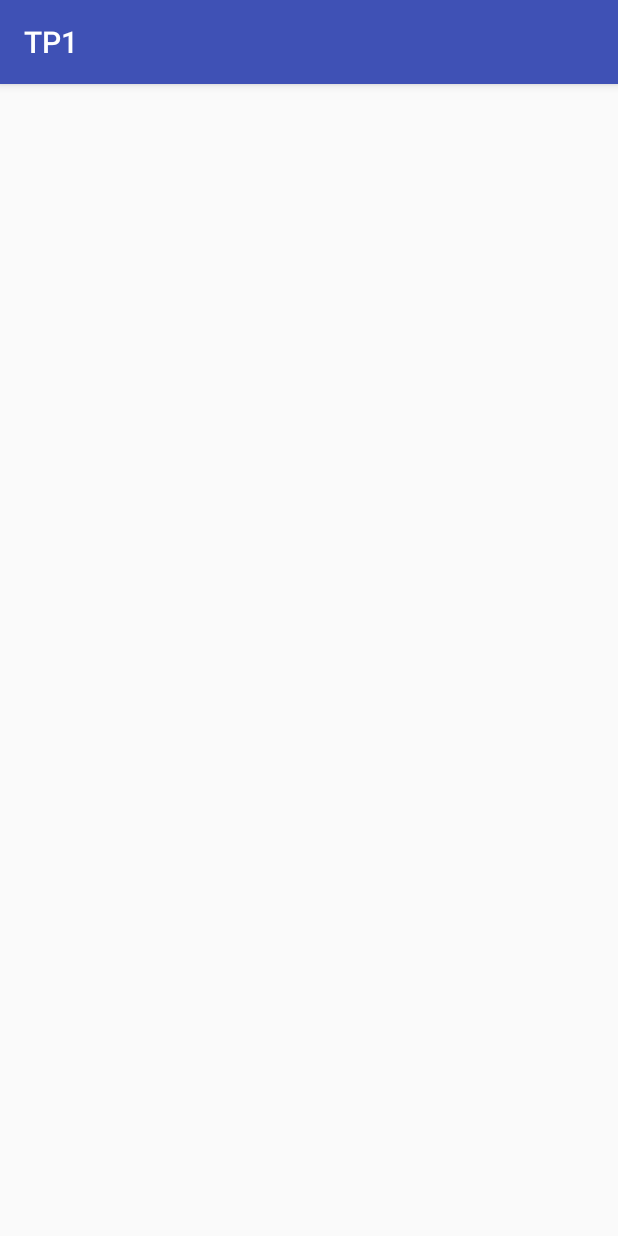
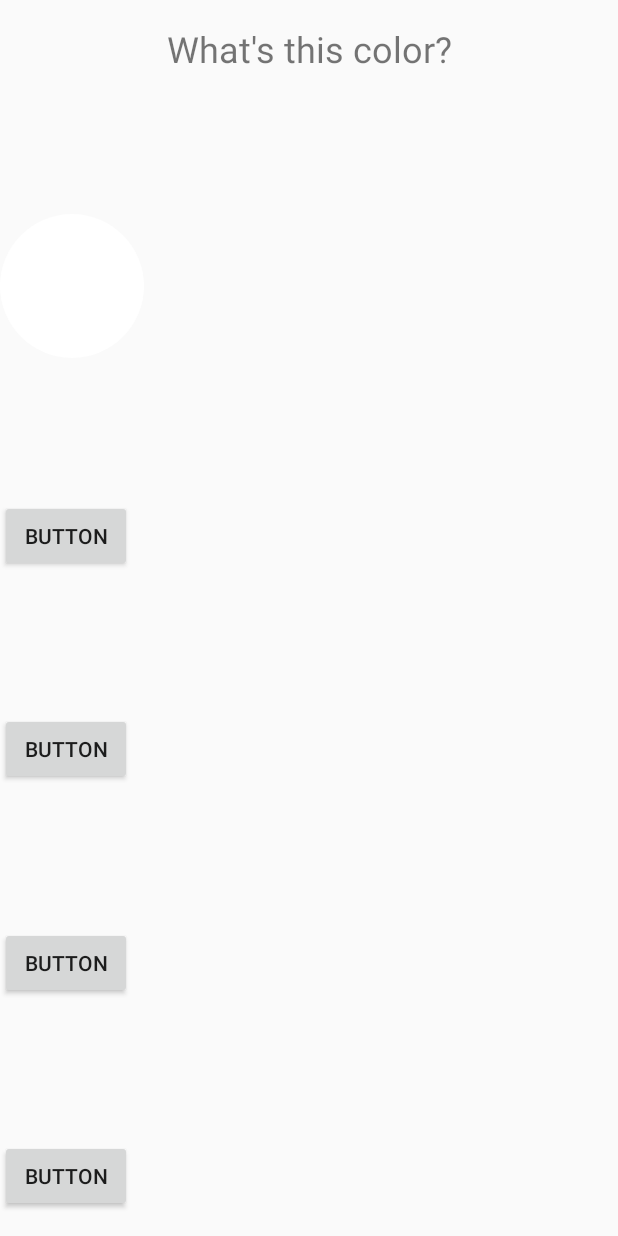
Before and after one commit to Sakuretsu/TP1-mobile, an Android app: the screen it shows after launch (GameActivity), on a phone screen of 412 x 824 dp. Run offline under Robolectric (Android 15) with nearby library versions, the phone set to English and light mode, and no system bars.

Commit message:
Portrait layout

```diff
--- /dev/null
+++ b/app/src/main/res/drawable/circle.xml
@@ -0,0 +1,8 @@
+<shape
+    xmlns:android="http://schemas.android.com/apk/res/android"
+    android:shape="oval">
+
+    <solid
+        android:color="#FFFFFF"/>
+
+</shape>
--- a/app/src/main/res/layout/activity_game.xml
+++ b/app/src/main/res/layout/activity_game.xml
@@ -7,4 +7,68 @@
     android:layout_height="match_parent"
     tools:context="com.v41.tp1.GameActivity">
 
+    <TextView
+        android:text="What's this color?"
+        android:layout_width="wrap_content"
+        android:layout_height="wrap_content"
+        android:id="@+id/textView"
+        android:textSize="24sp"
+        app:layout_constraintVertical_chainStyle="spread_inside"
+        android:layout_marginTop="16dp"
+        app:layout_constraintTop_toTopOf="parent"
+        app:layout_constraintBottom_toTopOf="@id/view"
+        android:layout_marginStart="16dp"
+        app:layout_constraintLeft_toLeftOf="parent"
+        android:layout_marginLeft="16dp"
+        android:layout_marginEnd="16dp"
+        app:layout_constraintRight_toRightOf="parent"
+        android:layout_marginRight="16dp" />
+
+    <View
+        android:layout_width="96dp"
+        android:layout_height="96dp"
+        android:id="@+id/view"
+        android:background="@drawable/circle"
+        tools:layout_editor_absoluteX="144dp"
+        app:layout_constraintTop_toBottomOf="@+id/textView"
+        app:layout_constraintBottom_toTopOf="@id/button6"/>
+
+    <Button
+        android:text="Button"
+        android:layout_width="wrap_content"
+        android:layout_height="wrap_content"
+        android:id="@+id/button6"
+        tools:layout_editor_absoluteX="148dp"
+        app:layout_constraintTop_toBottomOf="@+id/view"
+        app:layout_constraintBottom_toTopOf="@id/button7"/>
+
+
+    <Button
+        android:text="Button"
+        android:layout_width="wrap_content"
+        android:layout_height="wrap_content"
+        android:id="@+id/button7"
+        tools:layout_editor_absoluteX="148dp"
+        app:layout_constraintTop_toBottomOf="@+id/button6"
+        app:layout_constraintBottom_toTopOf="@id/button8"/>
+
+    <Button
+        android:text="Button"
+        android:layout_width="88dp"
+        android:layout_height="48dp"
+        android:id="@+id/button8"
+        tools:layout_editor_absoluteX="148dp"
+        app:layout_constraintTop_toBottomOf="@+id/button7"
+        app:layout_constraintBottom_toTopOf="@id/button9"/>
+
+    <Button
+        android:text="Button"
+        android:layout_width="88dp"
+        android:layout_height="wrap_content"
+        android:id="@+id/button9"
+        tools:layout_editor_absoluteX="148dp"
+        app:layout_constraintTop_toBottomOf="@+id/button8"
+        app:layout_constraintBottom_toBottomOf="parent"
+        android:layout_marginBottom="16dp" />
+
 </android.support.constraint.ConstraintLayout>
--- a/app/src/main/res/values/colors.xml
+++ b/app/src/main/res/values/colors.xml
@@ -4,13 +4,13 @@
     <color name="colorPrimaryDark">#303F9F</color>
     <color name="colorAccent">#FF4081</color>
 
-    <color name="Red">#FF0000</color>
-    <color name="Blue">#0000FF</color>
-    <color name="Green">#00FF00</color>
-    <color name="Yellow">#FFFF00</color>
+    <color name="Red">#ff1744</color>
+    <color name="Blue">#2196f3</color>
+    <color name="Green">#8bc34a</color>
+    <color name="Orange">#ff9800</color>
+    <color name="Brown">#795548</color>
     <color name="Black">#000000</color>
-    <color name="Gray">#888888</color>
-    <color name="Magenta">#FF00FF</color>
-    <color name="Pink">#FFAECA</color>
+    <color name="Purple">#9c27b0</color>
+    <color name="Pink">#ff80ab</color>
 
 </resources>
--- a/app/src/main/res/values/strings.xml
+++ b/app/src/main/res/values/strings.xml
@@ -4,9 +4,9 @@
     <string name="Red">Red</string>
     <string name="Blue">Green</string>
     <string name="Green">Blue</string>
-    <string name="Yellow">Yellow</string>
+    <string name="Orange">Orange</string>
+    <string name="Brown">Brown</string>
     <string name="Black">Black</string>
-    <string name="Gray">Gray</string>
-    <string name="Magenta">Magenta</string>
+    <string name="Purple">Purple</string>
     <string name="Pink">Pink</string>
 </resources>
--- a/app/src/main/res/values/styles.xml
+++ b/app/src/main/res/values/styles.xml
@@ -1,7 +1,7 @@
 <resources>
 
     <!-- Base application theme. -->
-    <style name="AppTheme" parent="Theme.AppCompat.Light.DarkActionBar">
+    <style name="AppTheme" parent="Theme.AppCompat.Light.NoActionBar">
         <!-- Customize your theme here. -->
         <item name="colorPrimary">@color/colorPrimary</item>
         <item name="colorPrimaryDark">@color/colorPrimaryDark</item>
```
Also changed, not shown: 2 other files.
